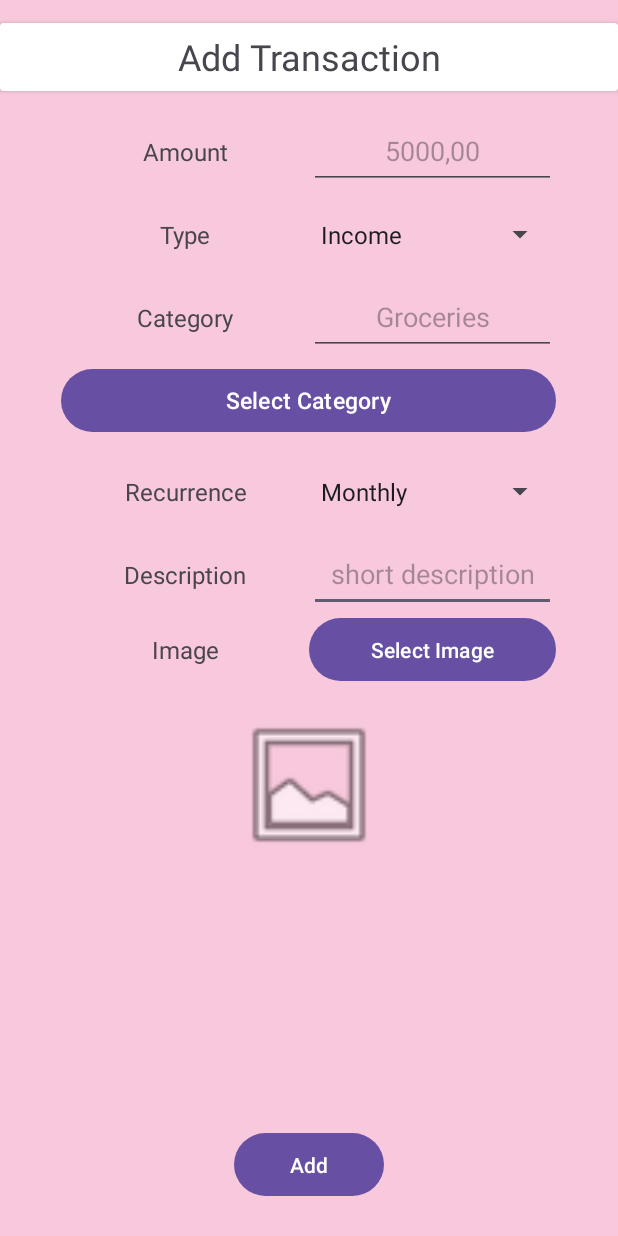
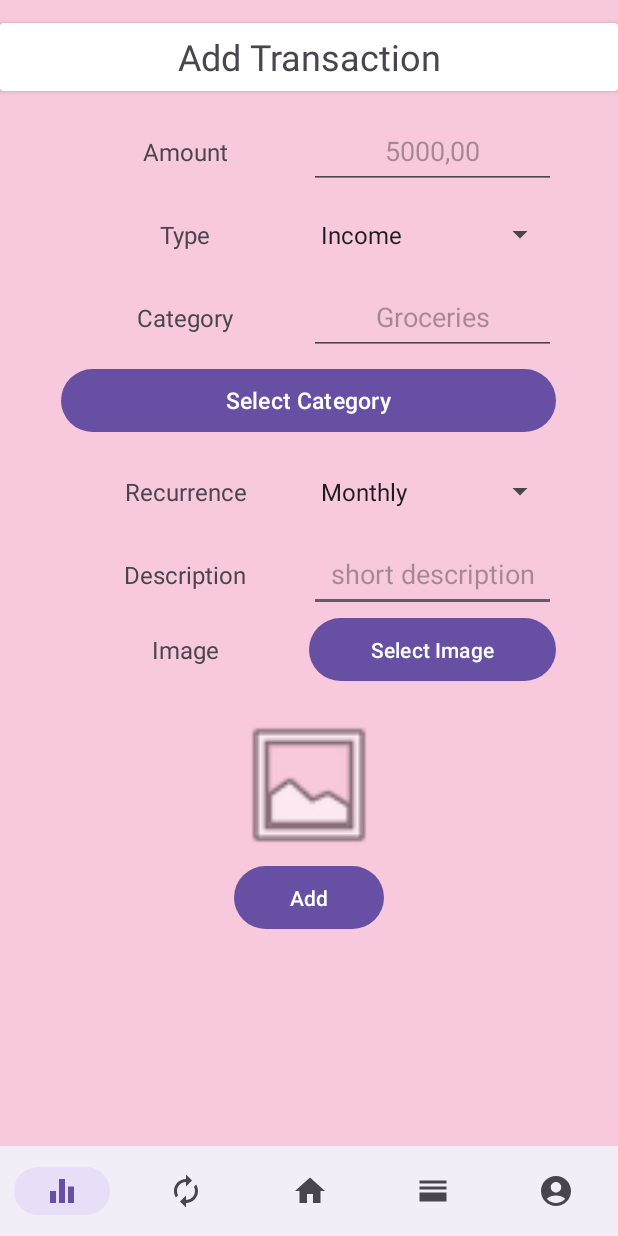
Before and after one commit to ST10079108/PiggyBudgetApp, an Android app: the TransactionActivity screen opened directly, with no data from a screen before it, on a phone screen of 412 x 824 dp. Run offline under Robolectric (Android 15) with nearby library versions, the phone set to English and light mode, and no system bars.

Commit message:
cleaning up UI 3

```diff
--- a/app/build.gradle.kts
+++ b/app/build.gradle.kts
@@ -12,7 +12,7 @@ android {
 
     defaultConfig {
         applicationId = "com.fake.piggybudgetapp"
-        minSdk = 32
+        minSdk = 31
         targetSdk = 35
         versionCode = 1
         versionName = "1.0"
--- a/app/src/main/res/layout/activity_transaction.xml
+++ b/app/src/main/res/layout/activity_transaction.xml
@@ -10,11 +10,14 @@
     tools:context=".TransactionActivity">
 
     <LinearLayout
+        android:id="@+id/linearLayout5"
         android:layout_width="match_parent"
-        android:layout_height="wrap_content"
+        android:layout_height="0dp"
         android:gravity="center_horizontal"
         android:orientation="vertical"
+        app:layout_constraintBottom_toBottomOf="parent"
         app:layout_constraintEnd_toEndOf="parent"
+        app:layout_constraintHorizontal_bias="0.0"
         app:layout_constraintStart_toStartOf="parent"
         app:layout_constraintTop_toTopOf="parent">
 
@@ -60,11 +63,11 @@
                 android:layout_width="165dp"
                 android:layout_height="match_parent"
                 android:layout_weight="1"
-                android:focusable="false"
                 android:clickable="true"
                 android:cursorVisible="false"
+                android:ems="10"
 
-                android:ems="10"
+                android:focusable="false"
                 android:gravity="center_horizontal|center_vertical"
                 android:hint="5000,00"
                 android:inputType="numberDecimal" />
@@ -271,23 +274,23 @@
             android:contentDescription="Selected image"
             android:scaleType="centerCrop"
             app:srcCompat="@android:drawable/ic_menu_gallery" />
-    </LinearLayout>
-
-    <LinearLayout
-        android:layout_width="match_parent"
-        android:layout_height="95dp"
-        android:gravity="center_horizontal|center_vertical"
-        android:orientation="vertical"
-        app:layout_constraintBottom_toBottomOf="parent"
-        app:layout_constraintEnd_toEndOf="parent"
-        app:layout_constraintStart_toStartOf="parent">
 
         <Button
             android:id="@+id/btnAddTransaction"
             android:layout_width="100dp"
             android:layout_height="50dp"
             android:text="Add" />
+    </LinearLayout>
 
+    <com.google.android.material.bottomnavigation.BottomNavigationView
+        android:id="@+id/navbar"
+        android:layout_width="match_parent"
+        android:layout_height="60dp"
+        app:itemIconTint="@null"
+        app:labelVisibilityMode="unlabeled"
+        app:layout_constraintBottom_toBottomOf="parent"
+        app:layout_constraintEnd_toEndOf="parent"
+        app:layout_constraintStart_toStartOf="parent"
+        app:menu="@menu/navigation_bar" />
 
-    </LinearLayout>
 </androidx.constraintlayout.widget.ConstraintLayout>
```
